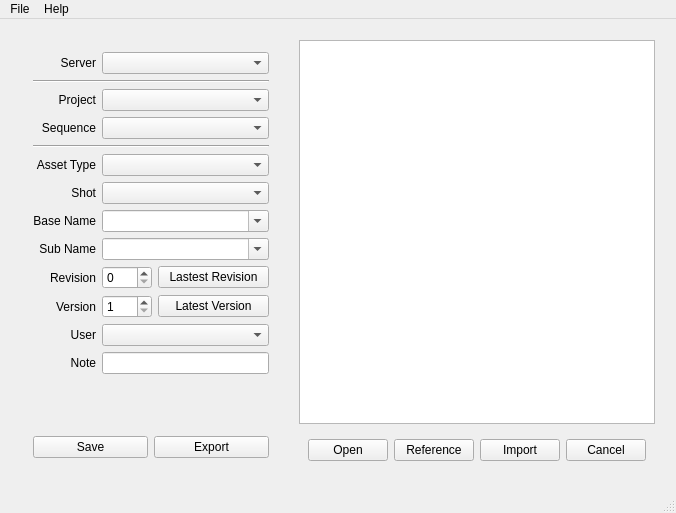
Old version of the form ui/assetManager.ui in the repository code-google-com/oyprojectmanager.
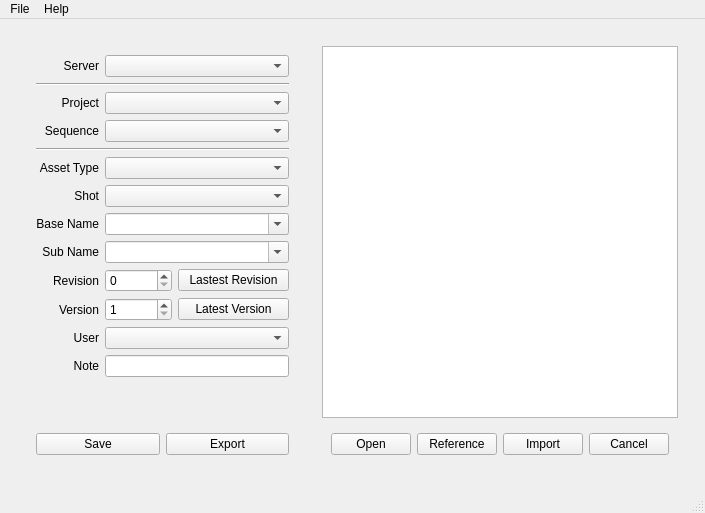
New version of the form.

The edit to the form file:
```diff
--- a/ui/assetManager.ui
+++ b/ui/assetManager.ui
@@ -9,7 +9,7 @@
    <rect>
     <x>0</x>
     <y>0</y>
-    <width>656</width>
+    <width>698</width>
     <height>513</height>
    </rect>
   </property>
@@ -39,12 +39,9 @@
        </sizepolicy>
       </property>
       <layout class="QHBoxLayout" name="main_horizontalLayout" stretch="0,1">
-       <property name="margin">
-        <number>6</number>
-       </property>
        <item>
         <widget class="QWidget" name="verticalWidget1" native="true">
-         <layout class="QVBoxLayout" name="verticalLayout1" stretch="0,0,0">
+         <layout class="QVBoxLayout" name="verticalLayout1">
           <item>
            <widget class="QWidget" name="gridWidget1" native="true">
             <layout class="QGridLayout" name="gridLayout1">
@@ -321,12 +318,6 @@
                 </property>
                 <item>
                  <widget class="QSpinBox" name="revision_spinBox">
-                  <property name="minimumSize">
-                   <size>
-                    <width>50</width>
-                    <height>0</height>
-                   </size>
-                  </property>
                   <property name="toolTip">
                    <string>increase it when the asset needs a revision</string>
                   </property>
@@ -380,12 +371,6 @@
                 </property>
                 <item>
                  <widget class="QSpinBox" name="version_spinBox">
-                  <property name="minimumSize">
-                   <size>
-                    <width>50</width>
-                    <height>0</height>
-                   </size>
-                  </property>
                   <property name="toolTip">
                    <string>it is automatically increased by 1</string>
                   </property>
@@ -556,9 +541,6 @@
        <item>
         <widget class="QWidget" name="verticalWidget2" native="true">
          <layout class="QVBoxLayout" name="verticalLayout2">
-          <property name="margin">
-           <number>6</number>
-          </property>
           <item>
            <widget class="QListWidget" name="assets_listWidget1">
             <property name="sizePolicy">
@@ -695,7 +677,7 @@
     <rect>
      <x>0</x>
      <y>0</y>
-     <width>656</width>
+     <width>698</width>
      <height>23</height>
     </rect>
    </property>
```
